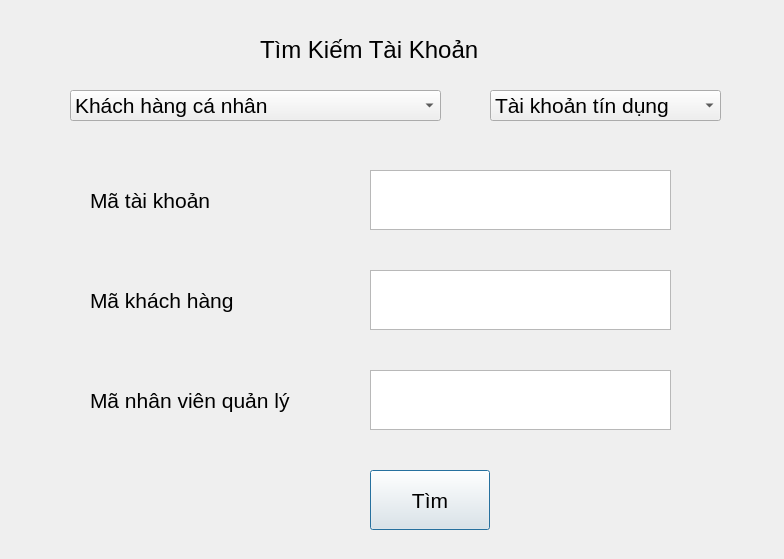
Old version of the form UI/TimKiemTaiKhoan.ui in the repository cuongphamduc/QuanLyChiNhanhNganHang.
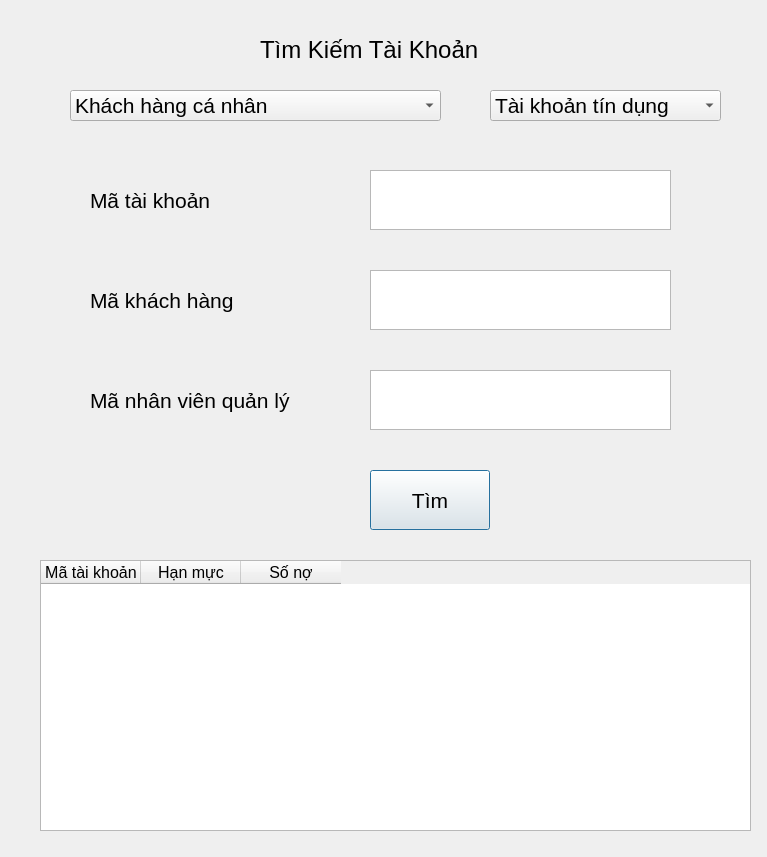
New version of the form.

The edit to the form file:
```diff
--- a/UI/TimKiemTaiKhoan.ui
+++ b/UI/TimKiemTaiKhoan.ui
@@ -6,8 +6,8 @@
    <rect>
     <x>0</x>
     <y>0</y>
-    <width>784</width>
-    <height>559</height>
+    <width>767</width>
+    <height>857</height>
    </rect>
   </property>
   <property name="font">
@@ -180,6 +180,46 @@
     </property>
    </item>
   </widget>
+  <widget class="QTableWidget" name="tableWidget">
+   <property name="geometry">
+    <rect>
+     <x>40</x>
+     <y>560</y>
+     <width>711</width>
+     <height>271</height>
+    </rect>
+   </property>
+   <column>
+    <property name="text">
+     <string>Mã tài khoản</string>
+    </property>
+    <property name="font">
+     <font>
+      <pointsize>12</pointsize>
+     </font>
+    </property>
+   </column>
+   <column>
+    <property name="text">
+     <string>Hạn mực</string>
+    </property>
+    <property name="font">
+     <font>
+      <pointsize>12</pointsize>
+     </font>
+    </property>
+   </column>
+   <column>
+    <property name="text">
+     <string>Số nợ</string>
+    </property>
+    <property name="font">
+     <font>
+      <pointsize>12</pointsize>
+     </font>
+    </property>
+   </column>
+  </widget>
  </widget>
  <resources/>
  <connections/>
```
